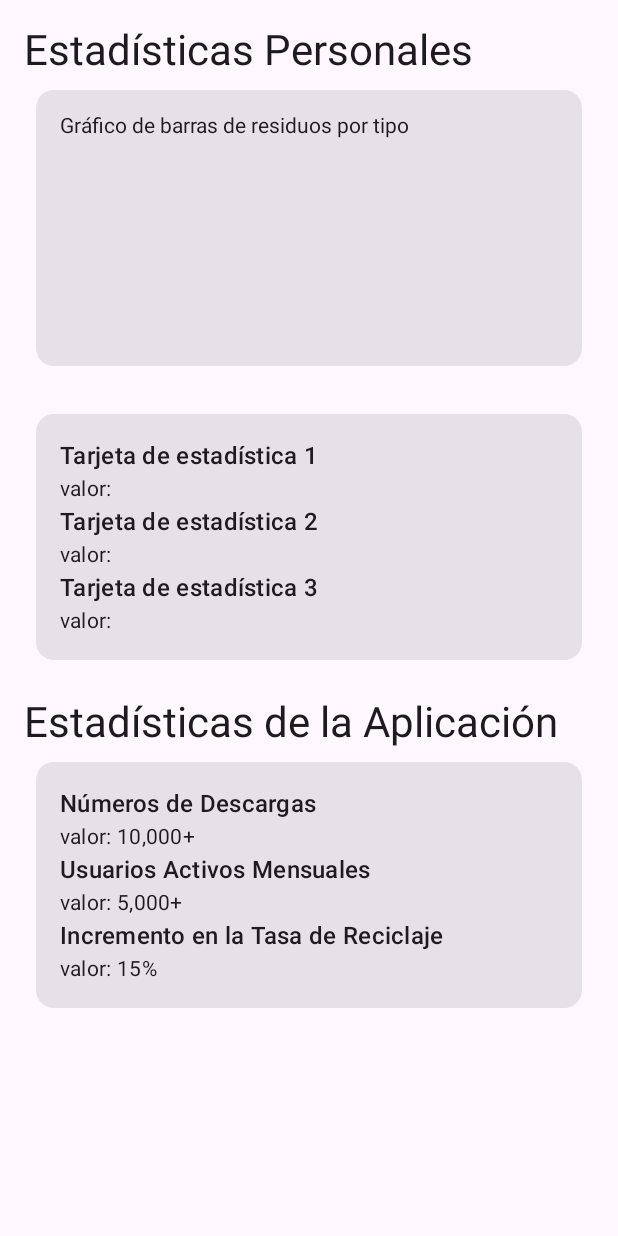
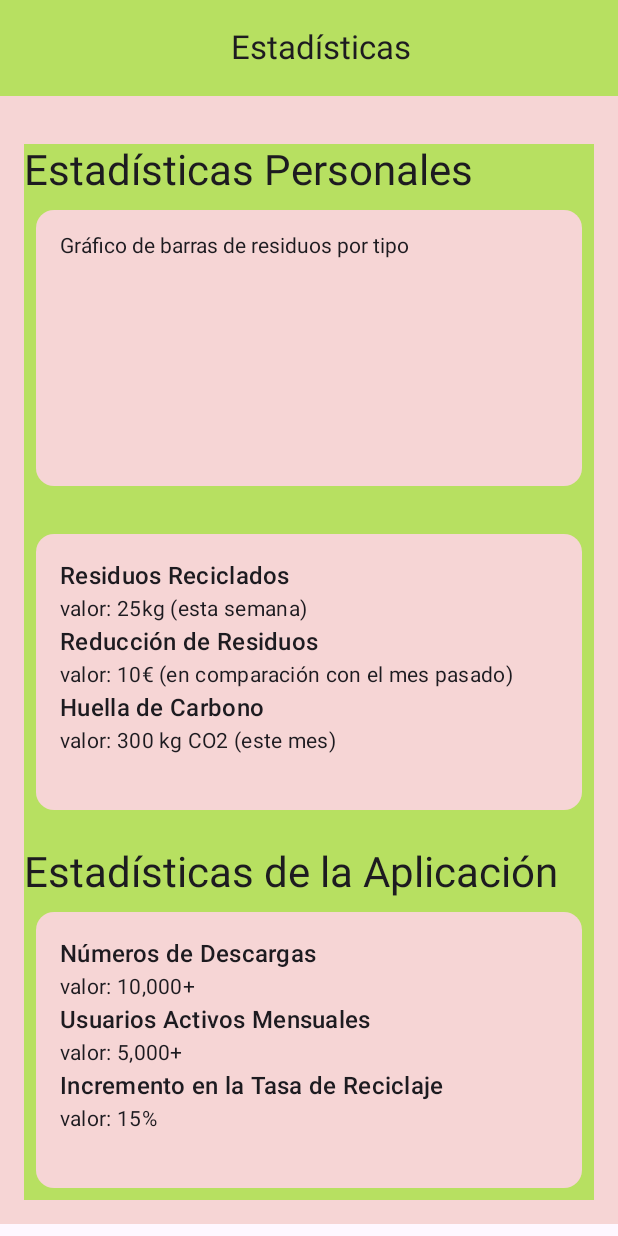
Before and after one commit to Rodrivdlc/GestionResiduos_UD1, an Android app built with Jetpack Compose: the screen it shows after launch (MainActivity), on a phone screen of 412 x 824 dp. Run offline under Robolectric (Android 15) with nearby library versions, the phone set to English and light mode, and no system bars.

Commit message:
updating visual content

```diff
--- a/app/src/main/java/com/example/gestionresiduos_ud1/MainActivity.kt
+++ b/app/src/main/java/com/example/gestionresiduos_ud1/MainActivity.kt
@@ -3,14 +3,16 @@ package com.example.gestionresiduos_ud1
 import android.os.Bundle
 import androidx.activity.ComponentActivity
 import androidx.activity.compose.setContent
+import androidx.compose.foundation.background
+import androidx.compose.foundation.layout.Box
 import androidx.compose.foundation.layout.Column
 import androidx.compose.foundation.layout.Spacer
 import androidx.compose.foundation.layout.fillMaxSize
 import androidx.compose.foundation.layout.fillMaxWidth
 import androidx.compose.foundation.layout.height
 import androidx.compose.foundation.layout.padding
+import androidx.compose.foundation.layout.wrapContentSize
 import androidx.compose.material3.Card
-import androidx.compose.material3.ExperimentalMaterial3Api
 import androidx.compose.material3.MaterialTheme
 import androidx.compose.material3.Scaffold
 import androidx.compose.material3.Text
@@ -21,6 +23,16 @@ import androidx.compose.runtime.remember
 import androidx.compose.runtime.setValue
 import androidx.compose.ui.Modifier
 import androidx.compose.ui.unit.dp
+import androidx.compose.material3.CardDefaults
+import androidx.compose.material3.ExperimentalMaterial3Api
+import androidx.compose.material3.TopAppBar
+import androidx.compose.material3.TopAppBarDefaults
+import androidx.compose.ui.Alignment
+import androidx.compose.ui.graphics.Color
+
+
+val GreenNeutral = Color(0xFFB7E061)
+val suave = Color(0xFFF6D5D5)
 
 
 class MainActivity : ComponentActivity() {
@@ -36,13 +48,32 @@ class MainActivity : ComponentActivity() {
 @OptIn(ExperimentalMaterial3Api::class)
 @Composable
 fun App() {
-    var currentScreen by remember { mutableStateOf(com.example.gestionresiduos_ud1.Screen.PersonalWasteStatistics) }
+    var currentScreen by remember { mutableStateOf(Screen.PersonalWasteStatistics) }
 
-    Scaffold(modifier = Modifier.fillMaxSize()) { innerPadding ->
-        when (currentScreen) {
-            com.example.gestionresiduos_ud1.Screen.PersonalWasteStatistics -> PersonalWasteStatisticsScreen(
-                modifier = Modifier.padding(innerPadding)
+    Scaffold(modifier = Modifier
+        .fillMaxSize()
+        .background(GreenNeutral),
+        topBar = {
+            TopAppBar(
+            title = {
+                Box(
+                modifier = Modifier.fillMaxWidth(),
+                contentAlignment = Alignment.Center
+            ) {
+                Text("Estadísticas")
+            }
+                 },
+            colors = TopAppBarDefaults.smallTopAppBarColors(
+                containerColor = GreenNeutral,
             )
+        ) }) { innerPadding ->
+        Column(modifier = Modifier.padding(innerPadding).background(suave)) {
+            Spacer(modifier = Modifier.height(16.dp))
+            when (currentScreen) {
+                Screen.PersonalWasteStatistics -> PersonalWasteStatisticsScreen(
+                    modifier = Modifier.padding(innerPadding)
+                )
+            }
         }
     }
 }
@@ -54,13 +85,19 @@ enum class Screen {
 
 @Composable
 fun PersonalWasteStatisticsScreen(modifier: Modifier = Modifier) {
-    Column(modifier = Modifier.padding(horizontal = 16.dp , vertical = 16.dp)) {
+
+
+    Column(modifier = Modifier
+        .padding(horizontal = 16.dp, vertical = 16.dp)
+        .background(GreenNeutral)) {
         Text("Estadísticas Personales", style = MaterialTheme.typography.headlineMedium)
+
 
         Card(modifier = Modifier
             .fillMaxWidth()
             .height(200.dp)
-            .padding(8.dp)) {
+            .padding(8.dp),
+            colors = CardDefaults.cardColors(containerColor = suave)) {
 
             // Aquí puedes usar una biblioteca de gráficos como MPAndroidChart para crear un gráfico real
 
@@ -72,18 +109,19 @@ fun PersonalWasteStatisticsScreen(modifier: Modifier = Modifier) {
 
             Card(modifier = Modifier
                 .fillMaxWidth()
-                .padding(8.dp)
-            )    {
+                .height(200.dp)
+                .padding(8.dp),
+                colors = CardDefaults.cardColors(containerColor = suave))   {
                 Column(modifier = Modifier.padding(16.dp)) {
 
-                    Text("Tarjeta de estadística 1" , style = MaterialTheme.typography.titleMedium)
-                    Text("valor:  " , style = MaterialTheme.typography.bodyMedium)
+                    Text("Residuos Reciclados" , style = MaterialTheme.typography.titleMedium)
+                    Text("valor: 25kg (esta semana) " , style = MaterialTheme.typography.bodyMedium)
 
-                    Text("Tarjeta de estadística 2" , style = MaterialTheme.typography.titleMedium)
-                    Text("valor:  " , style = MaterialTheme.typography.bodyMedium)
+                    Text("Reducción de Residuos" , style = MaterialTheme.typography.titleMedium)
+                    Text("valor: 10€ (en comparación con el mes pasado) " , style = MaterialTheme.typography.bodyMedium)
 
-                    Text("Tarjeta de estadística 3" , style = MaterialTheme.typography.titleMedium)
-                    Text("valor:  " , style = MaterialTheme.typography.bodyMedium)
+                    Text("Huella de Carbono" , style = MaterialTheme.typography.titleMedium)
+                    Text("valor: 300 kg CO2 (este mes) " , style = MaterialTheme.typography.bodyMedium)
 
                 }
             }
@@ -94,8 +132,9 @@ fun PersonalWasteStatisticsScreen(modifier: Modifier = Modifier) {
 
         Card(modifier = Modifier
             .fillMaxWidth()
-            .padding(8.dp)
-        )    {
+            .height(200.dp)
+            .padding(8.dp),
+            colors = CardDefaults.cardColors(containerColor = suave))   {
             Column(modifier = Modifier.padding(16.dp)) {
                 Text("Números de Descargas" , style = MaterialTheme.typography.titleMedium)
                 Text("valor: 10,000+ " , style = MaterialTheme.typography.bodyMedium)
```
